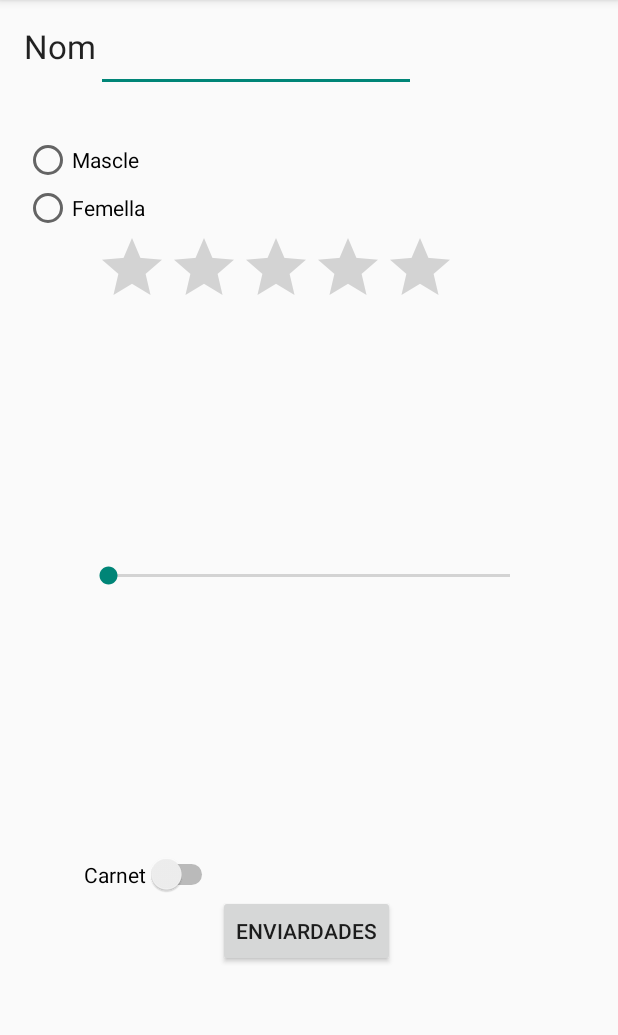
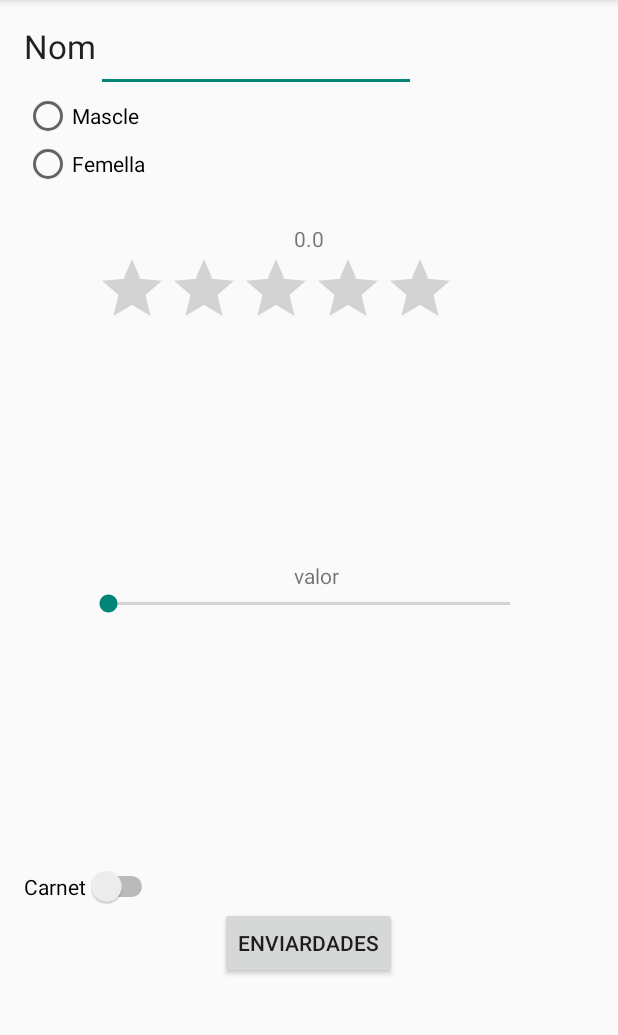
Before and after one commit to antosa123/dam15.16, an Android app: the screen it shows after launch (Principal), on a phone screen of 412 x 824 dp, the part 84-1119 px from its top. Run offline under Robolectric (Android 15) with nearby library versions, the phone set to English and light mode, and no system bars.

Commit message:
18/10/2015  Andrea

```diff
--- a/app/src/main/java/dam/pmdm/parametres/Principal.java
+++ b/app/src/main/java/dam/pmdm/parametres/Principal.java
@@ -26,6 +26,9 @@ public class Principal extends Activity {
     RatingBar star;
     SeekBar linea;
 
+    TextView punt;
+    TextView valor;
+
     final int SUBACTIVITY_1=1;
 
     @Override
@@ -39,9 +42,41 @@ public class Principal extends Activity {
         dadesRebudes = (TextView) findViewById(R.id.tv_dades_rebudes);
         //Inicializar el nous parametres
         carnet = (Switch) findViewById(R.id.sw);
+
         star = (RatingBar) findViewById(R.id.rb);
+        valor = (TextView) findViewById(R.id.vs);
+
         linea = (SeekBar) findViewById(R.id.sb);
+        punt = (TextView) findViewById(R.id.sp);
 
+        //Muestro el valor de las estrellas con getRating
+        valor.setText(String.valueOf(star.getRating()));
+
+        //Mostrar el valor del seekbar
+        linea.setOnSeekBarChangeListener(new SeekBar.OnSeekBarChangeListener() {
+            @Override
+            public void onProgressChanged(SeekBar seekBar, int progress, boolean fromUser) {
+                punt.setText("valor:"+ progress);
+            }
+
+            @Override
+            public void onStartTrackingTouch(SeekBar seekBar) {
+
+            }
+
+            @Override
+            public void onStopTrackingTouch(SeekBar seekBar) {
+
+            }
+        });
+
+        //clasificacion de las estrellas
+        star.setOnRatingBarChangeListener(new RatingBar.OnRatingBarChangeListener() {
+            @Override
+            public void onRatingChanged(RatingBar ratingBar, float rating, boolean fromUser) {
+                valor.setText("Rating: "+String.valueOf(rating));
+            }
+        });
 
         //Afegim un Listener al botó
         botoEnviaDades.setOnClickListener(new View.OnClickListener() {
--- a/app/src/main/res/layout/activity_principal.xml
+++ b/app/src/main/res/layout/activity_principal.xml
@@ -25,9 +25,8 @@
         android:layout_toEndOf="@+id/tv_nom" />
 
     <RadioGroup
-        android:layout_width="match_parent"
+        android:layout_width="wrap_content"
         android:layout_height="wrap_content"
-        android:layout_marginTop="29dp"
         android:orientation="vertical"
         android:id="@+id/rg_sexe"
         android:layout_below="@+id/et_nom"
@@ -55,9 +54,9 @@
         android:text="EnviarDades"
         android:id="@+id/b_enviaDades"
         android:layout_gravity="center_horizontal"
-        android:layout_marginBottom="44dp"
+        android:layout_marginBottom="36dp"
         android:layout_above="@+id/tv_dades_rebudes"
-        android:layout_toEndOf="@+id/sw" />
+        android:layout_centerHorizontal="true" />
 
     <TextView
         android:layout_width="fill_parent"
@@ -73,9 +72,8 @@
         android:layout_height="wrap_content"
         android:id="@+id/rb"
         android:numStars="5"
-        android:layout_below="@+id/rg_sexe"
-        android:layout_alignStart="@+id/et_nom"
-        />
+        android:layout_below="@+id/vs"
+        android:layout_alignStart="@+id/et_nom" />
 
     <SeekBar
         android:layout_width="300dp"
@@ -83,7 +81,7 @@
         android:id="@+id/sb"
         android:max="100"
         android:indeterminate="false"
-        android:layout_centerVertical="true"
+        android:layout_below="@+id/sp"
         android:layout_centerHorizontal="true" />
 
     <Switch
@@ -93,7 +91,26 @@
         android:id="@+id/sw"
         android:checked="false"
         android:layout_above="@+id/b_enviaDades"
-        android:layout_alignStart="@+id/sb" />
+        android:layout_alignParentStart="true" />
+
+    <TextView
+        android:layout_width="wrap_content"
+        android:layout_height="wrap_content"
+        android:id="@+id/sp"
+        android:text="valor"
+        android:textAlignment="textStart"
+        android:layout_centerVertical="true"
+        android:layout_alignStart="@+id/vs" />
+
+    <TextView
+        android:layout_width="wrap_content"
+        android:layout_height="wrap_content"
+        android:text="puntuació"
+        android:id="@+id/vs"
+        android:layout_marginLeft="140dp"
+        android:layout_below="@+id/rg_sexe"
+        android:layout_centerHorizontal="true"
+        android:layout_marginTop="24dp" />
 
 
 </RelativeLayout>
```
